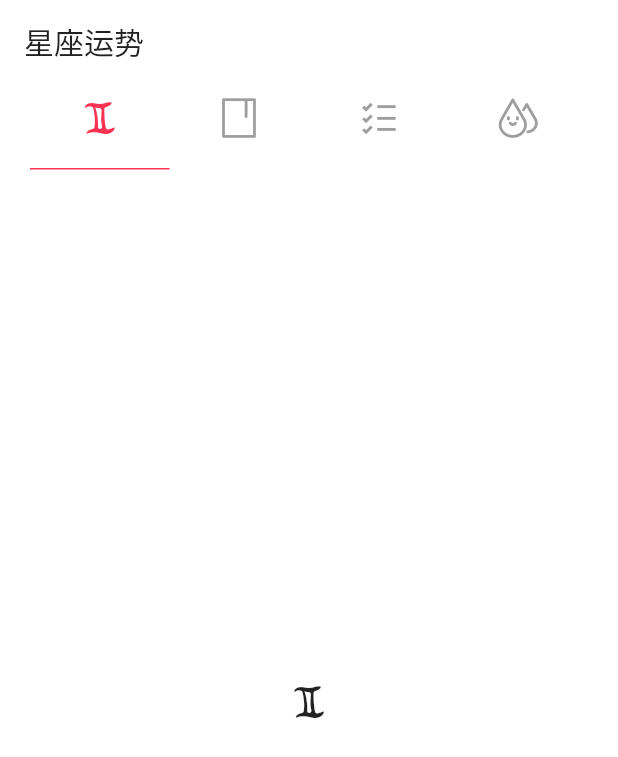
After one commit to wanglu1209/OurNote, a Flutter app: the MainRoute screen opened directly, on a phone screen of 412 x 824 dp. The commit adds this screen. Shown: the top 757 px of the screen. Run offline on Flutter 3.47's test engine with Material 2 defaults, Android fonts, the phone set to English and light mode, and no system bars; our stand-ins replace flutter_spinkit, fluttertoast; statements that could not run were skipped.

```diff
--- /dev/null
+++ b/our_note/lib/common/HeroTags.dart
@@ -0,0 +1,3 @@
+class HeroTags {
+  static const String LOGIN_TO_MAIN = "LOGIN_TO_MAIN";
+}
--- /dev/null
+++ b/our_note/lib/common/MyIcons.dart
@@ -0,0 +1,19 @@
+import 'package:flutter/material.dart';
+
+class MyIcons {
+  // 星座
+  static const IconData constellation =
+      const IconData(0xe605, fontFamily: 'Iconfont', matchTextDirection: true);
+
+  // 备忘录
+  static const IconData memorandum =
+      const IconData(0xe60f, fontFamily: 'Iconfont', matchTextDirection: true);
+
+  // todo
+  static const IconData todo =
+      const IconData(0xe638, fontFamily: 'Iconfont', matchTextDirection: true);
+
+  // 姨妈
+  static const IconData menses =
+      const IconData(0xe636, fontFamily: 'Iconfont', matchTextDirection: true);
+}
--- a/our_note/lib/main.dart
+++ b/our_note/lib/main.dart
@@ -1,5 +1,6 @@
 import 'package:flutter/material.dart';
 import 'package:our_note/ui/LoginRoute.dart';
+import 'package:our_note/custom_view/TestCustom.dart';
 
 void main() => runApp(MyApp());
 
@@ -10,9 +11,11 @@ class MyApp extends StatelessWidget {
       debugShowCheckedModeBanner: false,
       title: 'OurNote',
       theme: ThemeData(
+        primaryColorBrightness: Brightness.light,
         primaryColor: Color(0xFFFB3353),
       ),
-      home: LoginRoute(),
+      // home: LoginRoute(),
+      home: GradientInstrumentPanel(),
     );
   }
 }
--- a/our_note/lib/ui/Loading.dart
+++ b/our_note/lib/ui/Loading.dart
@@ -2,6 +2,7 @@ import 'package:flutter/cupertino.dart';
 import 'package:flutter/material.dart';
 import 'package:flutter_spinkit/flutter_spinkit.dart';
 
+// ignore: must_be_immutable
 class Loading extends StatefulWidget {
   bool isLoading;
 
--- /dev/null
+++ b/our_note/lib/ui/MainRoute.dart
@@ -0,0 +1,91 @@
+import 'package:flutter/material.dart';
+import 'package:our_note/common/MyIcons.dart';
+
+class MainRoute extends StatefulWidget {
+  final List<Tab> tabs = <Tab>[
+    Tab(
+      child: Icon(
+        MyIcons.constellation,
+        size: 30.0,
+      ),
+    ),
+    Tab(
+      child: Icon(
+        MyIcons.memorandum,
+        size: 30.0,
+      ),
+    ),
+    Tab(
+      child: Icon(
+        MyIcons.todo,
+        size: 30.0,
+      ),
+    ),
+    Tab(
+      child: Icon(
+        MyIcons.menses,
+        size: 30.0,
+      ),
+    ),
+  ];
+  @override
+  _MainRouteState createState() => _MainRouteState();
+}
+
+class _MainRouteState extends State<MainRoute>
+    with SingleTickerProviderStateMixin {
+  TabController _tabController;
+  @override
+  void initState() {
+    _tabController = TabController(vsync: this, length: widget.tabs.length);
+    _tabController.addListener(() {
+      print(_tabController.index);
+    });
+    super.initState();
+  }
+
+  @override
+  void dispose() {
+    _tabController.dispose();
+    super.dispose();
+  }
+
+  @override
+  Widget build(BuildContext context) {
+    return Scaffold(
+        backgroundColor: Colors.white,
+        appBar: AppBar(
+          backgroundColor: Colors.white,
+          elevation: 0.0,
+          // 去掉返回键
+          automaticallyImplyLeading: false,
+          title: Text('星座运势'),
+        ),
+        body: Column(
+          mainAxisSize: MainAxisSize.max,
+          children: <Widget>[
+            Padding(
+              padding: EdgeInsets.only(left: 20.0, right: 20.0),
+              child: TabBar(
+                controller: _tabController,
+                indicatorColor: Theme.of(context).primaryColor,
+                indicatorSize: TabBarIndicatorSize.tab,
+                labelColor: Theme.of(context).primaryColor,
+                unselectedLabelColor: Colors.grey,
+                indicatorWeight: 1,
+                labelPadding: EdgeInsets.only(bottom: 10.0),
+                tabs: widget.tabs,
+                isScrollable: false,
+              ),
+            ),
+            Expanded(
+              child: TabBarView(
+                  controller: _tabController,
+                  children: widget.tabs
+                      .map((Tab tab) => Center(child: tab.child))
+                      .toList()),
+            )
+          ],
+        ));
+  }
+}
```
Also changed, not shown: our_note/lib/custom_view/GradientInstrumentPanel.dart (added, +91 -0 lines), our_note/lib/ui/LoginRoute.dart (+21 -17 lines), our_note/lib/utils/CalcGradientColor.dart (added, +26 -0 lines), our_note/lib/utils/ToastUtil.dart (added, +13 -0 lines), our_note/pubspec.yaml (+6 -5 lines), our_note/assets/font/iconfont.ttf (added), our_note/lib/common/Global.dart (added).
